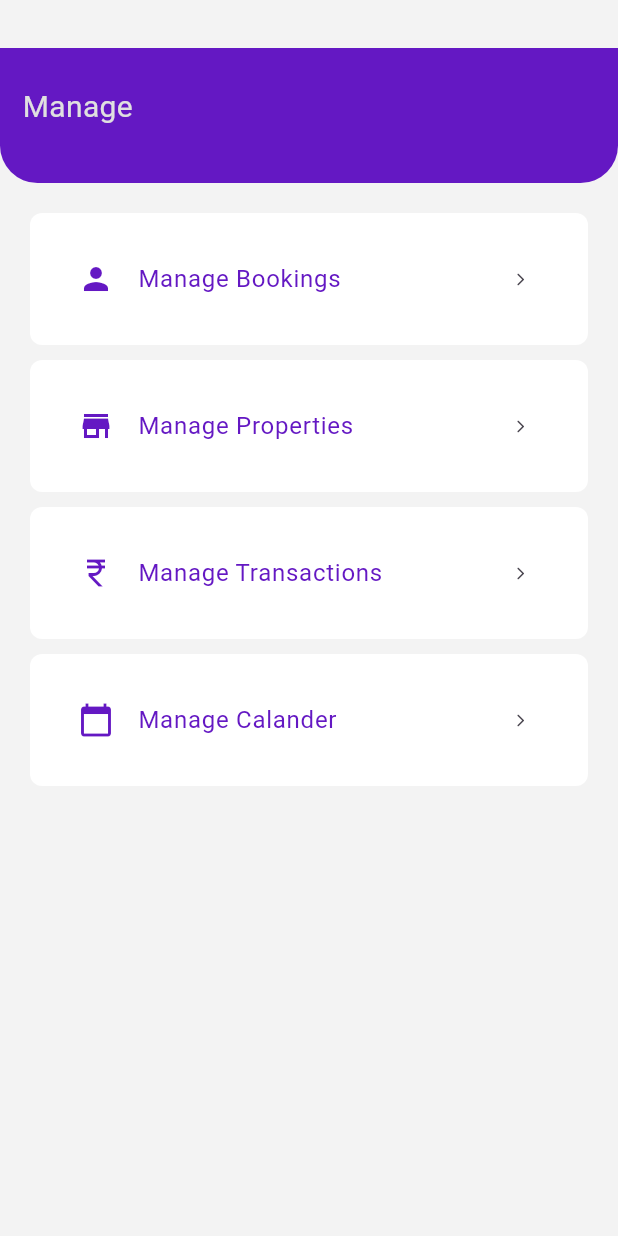
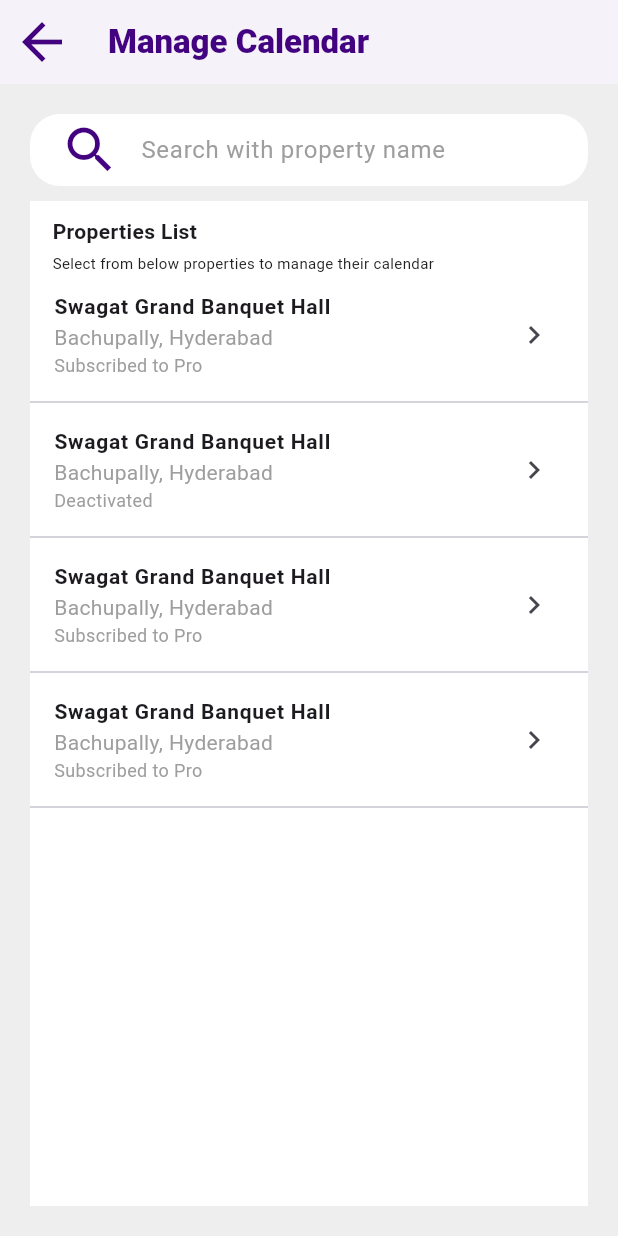
Before and after one commit to santosh81066/vendor_pannel, a Flutter app: the ManageScreen screen opened by its route, after a tap on "Manage Calander", on a phone screen of 412 x 824 dp. Run offline on Flutter 3.47's test engine with Material 3 defaults, Android fonts, the light colour scheme and no system bars; our stand-ins replace flutter_keyboard_visibility, flutter_map, flutter_riverpod, geocoding, geolocator, image_picker and 3 more; accounts and stored records are empty.

Commit message:
25updated

```diff
--- a/lib/Screens/login.dart
+++ b/lib/Screens/login.dart
@@ -9,6 +9,7 @@ import 'package:flutter/material.dart';
 import 'package:flutter_riverpod/flutter_riverpod.dart';
 import "package:vendor_pannel/widgets/customelevatedbutton.dart";
 import "package:vendor_pannel/widgets/customtextfield.dart";
+
 
 class LoginScreen extends ConsumerStatefulWidget {
   const LoginScreen({super.key});
@@ -136,6 +137,8 @@ class _LoginScreenState extends ConsumerState<LoginScreen> {
                                         );
                                       }
                                       else{
+                                        // return result.responseBody?['data']?['user_role'] == "v"&&result.responseBody?['data']?['user_status'] == true?
+                                        // Navigator.of(context).pushNamed('/welcome'):;
                                         Navigator.of(context).pushNamed('/welcome'); // Navigate to the welcome page
                                       }
                                       // else if ((result.statusCode == 200 || result.statusCode == 201) &&
--- a/lib/Screens/manage.dart
+++ b/lib/Screens/manage.dart
@@ -67,7 +67,7 @@ class _ManageScreenState extends State<ManageScreen> {
                         items(
                           "Manage Calander",
                           Icons.calendar_today,
-                          onTap: () {},
+                          onTap: () {Navigator.of(context).pushNamed('/manageCalendar');},
                         ),
                         const SizedBox(height: 10,),
                       ],
--- /dev/null
+++ b/lib/Screens/managecalendar.dart
@@ -0,0 +1,157 @@
+import "package:flutter/material.dart";
+import 'package:flutter_riverpod/flutter_riverpod.dart';
+
+class ManageCalendarScreen extends ConsumerStatefulWidget {
+  const ManageCalendarScreen({super.key});
+
+  @override
+  ConsumerState<ManageCalendarScreen> createState() => _ManageCalendarScreenState();
+}
+
+class _ManageCalendarScreenState extends ConsumerState<ManageCalendarScreen>{
+
+  @override
+  Widget build(BuildContext context) {
+    return Scaffold(
+      backgroundColor: Colors.grey[200],
+      appBar: AppBar(
+        backgroundColor: const Color.fromARGB(255, 255, 255, 255),
+        elevation: 2,
+        leading: IconButton(
+          icon: const Icon(
+            Icons.arrow_back,
+            size: 40,
+            color: Color.fromARGB(255, 67, 3, 128),
+          ),
+          onPressed: () {
+            Navigator.pop(context);
+          },
+        ),
+        title: const Text(
+          "Manage Calendar",
+          style: TextStyle(
+              color: Color.fromARGB(255, 67, 3, 128),
+              fontWeight: FontWeight.w900),
+        ),
+      ),
+      body: Padding(
+        padding: const EdgeInsets.all(20.0),
+        child: Column(
+          crossAxisAlignment: CrossAxisAlignment.start,
+          children: [
+            // Search Bar
+            TextField(
+              decoration: InputDecoration(
+                hintText: 'Search with property name',
+                hintStyle: const TextStyle(color: Colors.grey),
+                prefixIcon: const Padding(
+                  padding: EdgeInsets.only(left: 20, right: 10),
+                  child: Icon(
+                    Icons.search,
+                    size: 40,
+                    color: Color.fromARGB(255, 67, 3, 128),
+                  ),
+                ),
+                border: OutlineInputBorder(
+                  borderRadius: BorderRadius.circular(20),
+                  borderSide: BorderSide.none,
+                ),
+                contentPadding: const EdgeInsets.symmetric(
+                  vertical: 10,
+                  horizontal: 12,
+                ),
+                filled: true,
+                fillColor: const Color.fromARGB(255, 255, 255, 255),
+              ),
+            ),
+
+            const SizedBox(height: 10),
+            // Properties List Header
+            Container(
+              width: double.infinity,
+              color: const Color.fromARGB(255, 255, 255, 255),
+              padding: const EdgeInsets.symmetric(horizontal: 15),
+              child: const Column(
+                crossAxisAlignment: CrossAxisAlignment.start,
+                children: [
+                  SizedBox(height: 10),
+                  // Properties List Header
+
+                  Text(
+                    "Properties List",
+                    style: TextStyle(fontSize: 14, fontWeight: FontWeight.bold),
+                  ),
+                  SizedBox(height: 4),
+                  Text(
+                    "Select from below properties to manage their calendar",
+                    style: TextStyle(
+                        fontSize: 10, color: Color.fromARGB(255, 32, 32, 32)),
+                  ),
+                  SizedBox(height: 4),
+                ],
+              ),
+            ),
+
+            const SizedBox(height: 0),
+
+            Expanded(
+              child: Container(
+                color: const Color.fromARGB(255, 255, 255, 255),
+                child: ListView(
+                  children: List.generate(4, (index) {
+                    return PropertyCard(
+                      name: "Swagat Grand Banquet Hall",
+                      location: "Bachupally, Hyderabad",
+                      status: index == 1 ? "Deactivated" : "Subscribed to Pro",
+                    );
+                  }),
+                ),
+              ),
+            ),
+          ],
+        ),
+      ),
+    );
+  }
+}
+
+class PropertyCard extends StatelessWidget {
+  final String name;
+  final String location;
+  final String status;
+
+  PropertyCard({
+    required this.name,
+    required this.location,
+    required this.status,
+  });
+
+  @override
+  Widget build(BuildContext context) {
+    return Column(
+      children: [
+        ListTile(
+          title: Text(name,
+              style:
+                  const TextStyle(fontWeight: FontWeight.bold, fontSize: 14)),
+          subtitle: Column(
+            crossAxisAlignment: CrossAxisAlignment.start,
+            children: [
+              Text(location, style: const TextStyle(color: Colors.grey)),
+              // const SizedBox(height: 20),
+              Text(
+                status,
+                style: const TextStyle(fontSize: 12, color: Colors.grey),
+              ),
+            ],
+          ),
+          trailing: const Icon(Icons.chevron_right),
+          onTap: () {
+            Navigator.of(context).pushNamed('/calendarPropertiesList');
+          },
+        ),
+        Divider(),
+      ],
+    );
+  }
+}
--- a/pubspec.yaml
+++ b/pubspec.yaml
@@ -41,7 +41,8 @@ dependencies:
   http: ^1.2.1
   fl_chart: ^0.69.2
   geolocator: ^9.0.2
-  timezone: ^0.8.0
+  timezone: ^0.9.1
+
 
 
   # The following adds the Cupertino Icons font to your application.
@@ -57,6 +58,7 @@ dev_dependencies:
   # firebase_auth: ^5.3.3
   otp_text_field: ^1.1.3
   flutter_keyboard_visibility: ^6.0.0
+
 
   # The "flutter_lints" package below contains a set of recommended lints to
   # encourage good coding practices. The lint set provided by the package is
```
Also changed, not shown: lib/Screens/calendarpropertieslist.dart (added, +333 -0 lines), lib/Screens/registration.dart (+34 -16 lines), lib/main.dart (+32 -23 lines), lib/providers/auth.dart (+18 -3 lines), pubspec.lock, 1 other file.
